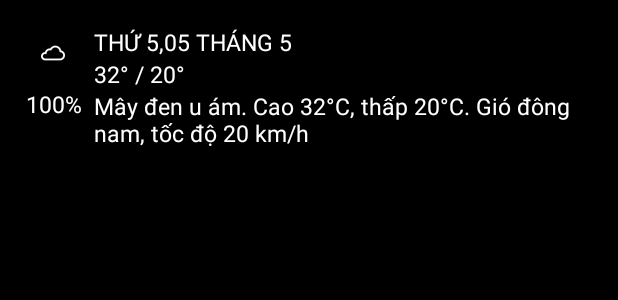
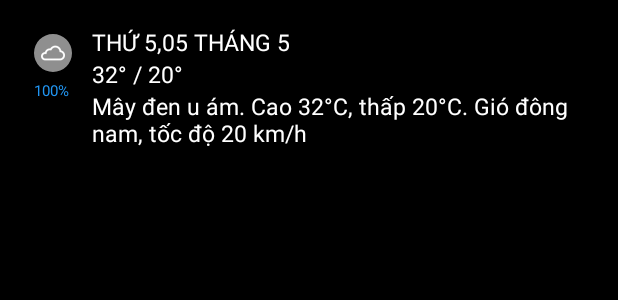
Before and after one commit to ngockieubao/TodayWeatherBug, an Android app: the layout recyclerview_7days.xml on its own in the app's theme, with its tools: preview values and no code run, on a phone screen of 412 x 824 dp. Shown: the top 300 px of the screen. Run offline under Robolectric (Android 15) with nearby library versions, the phone set to English and light mode, and no system bars.

Commit message:
desgin recyclerView_7days layout

```diff
--- a/app/src/main/res/layout/recyclerview_7days.xml
+++ b/app/src/main/res/layout/recyclerview_7days.xml
@@ -8,19 +8,23 @@
     android:padding="17dp">
 
     <androidx.constraintlayout.widget.ConstraintLayout
+        android:padding="5dp"
         android:id="@+id/constraintLayout_left"
         android:layout_width="wrap_content"
         android:layout_height="wrap_content"
         app:layout_constraintStart_toStartOf="parent"
         app:layout_constraintTop_toTopOf="parent">
 
-        <ImageView
+        <com.google.android.material.imageview.ShapeableImageView
             android:id="@+id/imgView_cloudy"
-            android:layout_width="wrap_content"
-            android:layout_height="wrap_content"
+            android:layout_width="25dp"
+            android:foregroundGravity="center_horizontal"
+            android:layout_height="25dp"
+            android:scaleType="centerInside"
             android:layout_marginStart="0dp"
             android:layout_marginTop="0dp"
-            android:padding="10dp"
+            app:shapeAppearanceOverlay="@style/RoundImage"
+            android:background="#8F8F8F"
             app:layout_constraintStart_toStartOf="parent"
             app:layout_constraintTop_toTopOf="parent"
             app:srcCompat="@mipmap/ic_cloud" />
@@ -31,6 +35,8 @@
             android:layout_height="wrap_content"
             android:layout_marginTop="5dp"
             android:text="100%"
+            android:textSize="10sp"
+            android:textColor="#2196F3"
             app:layout_constraintStart_toStartOf="parent"
             app:layout_constraintTop_toBottomOf="@+id/imgView_cloudy" />
     </androidx.constraintlayout.widget.ConstraintLayout>
--- a/app/src/main/res/values/themes.xml
+++ b/app/src/main/res/values/themes.xml
@@ -19,4 +19,8 @@
     <style name="CornerRadiusImage">
         <item name="cornerSize">3%</item>
     </style>
+
+    <style name="RoundImage">
+        <item name="cornerSize">50%</item>
+    </style>
 </resources>
```
